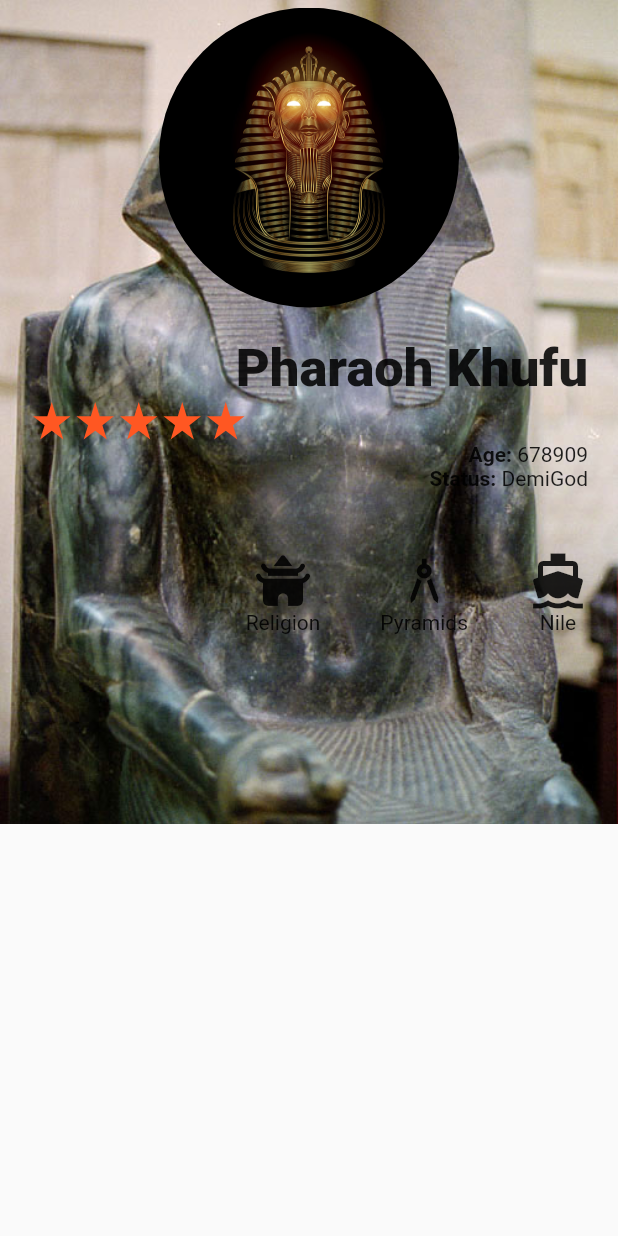
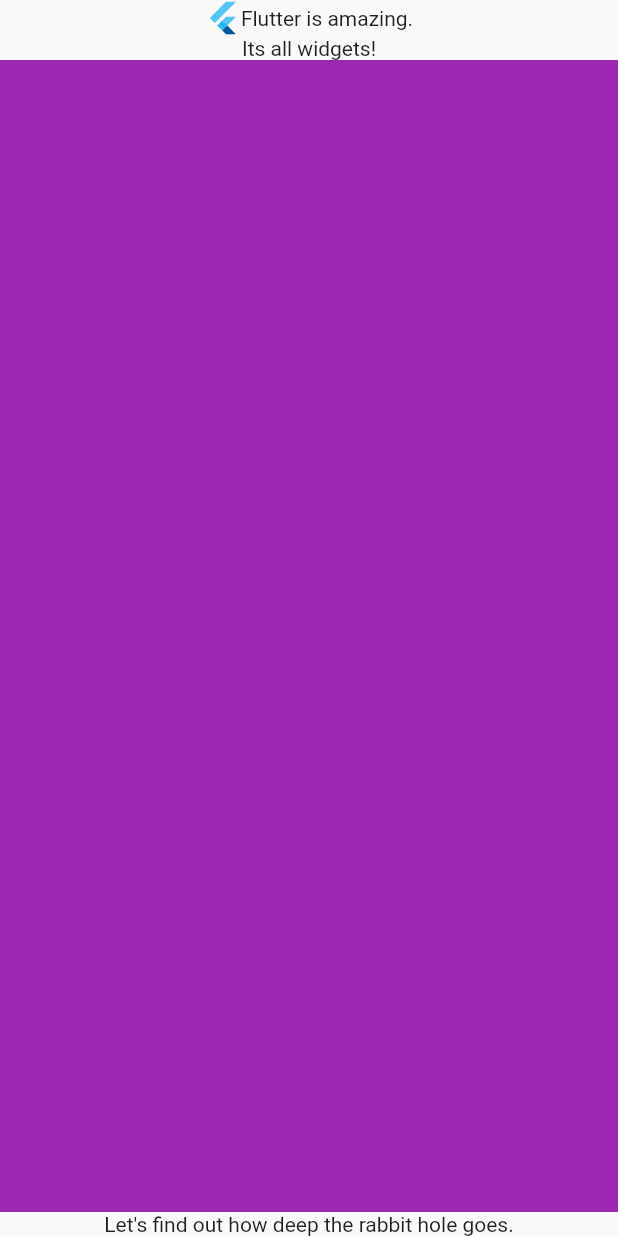
Before and after one commit to bimri/flutterCookbook, a Flutter app: the screen it shows after launch, on a phone screen of 412 x 824 dp. Run offline on Flutter 3.47's test engine with Material 2 defaults, Android fonts, the phone set to English and light mode, and no system bars.

Commit message:
Nesting complex widget trees

```diff
--- /dev/null
+++ b/chap04/lib/deep_tree.dart
@@ -0,0 +1,34 @@
+import 'package:flutter/material.dart';
+
+class DeepTree extends StatelessWidget {
+  const DeepTree({Key? key}) : super(key: key);
+
+  @override
+  Widget build(BuildContext context) {
+    return Scaffold(
+      body: SafeArea(
+        child: Center(
+          child: Column(
+            mainAxisAlignment: MainAxisAlignment.center,
+            children: <Widget>[
+              Row(
+                mainAxisAlignment: MainAxisAlignment.center,
+                children: const <Widget>[
+                  FlutterLogo(),
+                  Text('Flutter is amazing.'),
+                ],
+              ),
+              const Text('Its all widgets!'),
+              Expanded(
+                child: Container(
+                  color: Colors.purple,
+                ),
+              ),
+              const Text('Let\'s find out how deep the rabbit hole goes.'),
+            ],
+          ),
+        ),
+      ),
+    );
+  }
+}
--- a/chap04/lib/main.dart
+++ b/chap04/lib/main.dart
@@ -1,5 +1,6 @@
-import 'package:chap04/profile_screen.dart';
 import 'package:flutter/material.dart';
+
+import 'deep_tree.dart';
 
 void main() {
   runApp(const MyApp());
@@ -12,7 +13,7 @@ class MyApp extends StatelessWidget {
   Widget build(BuildContext context) {
     return const MaterialApp(
       title: 'cookbook',
-      home: ProfileScreen(),
+      home: DeepTree(),
     );
   }
 }
```
